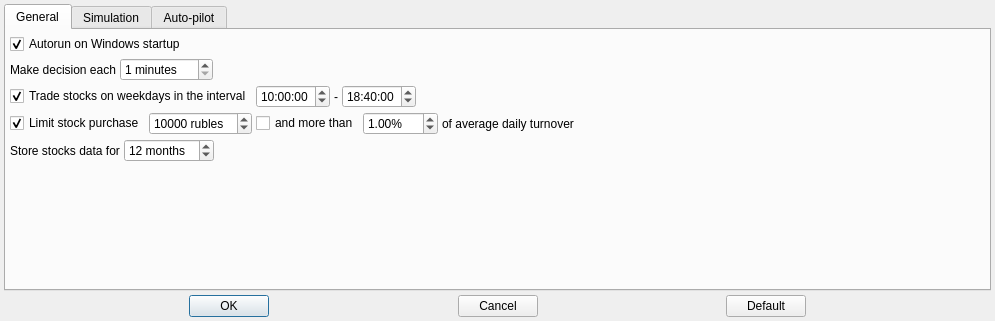
Qt form app/src/dialogs/settingsdialog/settingsdialog.ui (Gris87/TInvestor) before a commit.
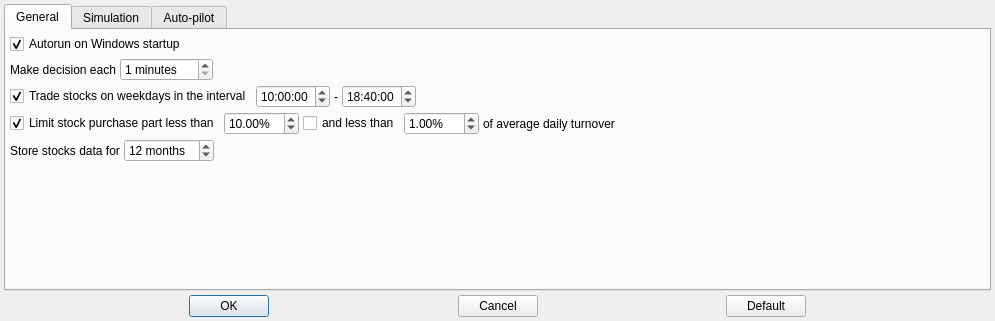
The same form after that commit.

Commit message: Limit purchase base on part

The edit to the form file:
```diff
--- a/app/src/dialogs/settingsdialog/settingsdialog.ui
+++ b/app/src/dialogs/settingsdialog/settingsdialog.ui
@@ -171,7 +171,7 @@
          <item>
           <widget class="QCheckBox" name="limitStockPurchaseCheckBox">
            <property name="text">
-            <string>Limit stock purchase</string>
+            <string>Limit stock purchase part less than</string>
            </property>
            <property name="checked">
             <bool>true</bool>
@@ -197,25 +197,25 @@
              <number>0</number>
             </property>
             <item>
-             <widget class="QSpinBox" name="amountOfStockPurchaseSpinBox">
+             <widget class="QDoubleSpinBox" name="limitStockPurchasePartDoubleSpinBox">
               <property name="suffix">
-               <string> rubles</string>
-              </property>
-              <property name="minimum">
-               <number>1</number>
+               <string notr="true">%</string>
               </property>
               <property name="maximum">
-               <number>100000000</number>
+               <double>100.000000000000000</double>
+              </property>
+              <property name="singleStep">
+               <double>0.100000000000000</double>
               </property>
               <property name="value">
-               <number>10000</number>
+               <double>10.000000000000000</double>
               </property>
              </widget>
             </item>
             <item>
              <widget class="QCheckBox" name="limitByTurnoverCheckBox">
               <property name="text">
-               <string>and more than</string>
+               <string>and less than</string>
               </property>
              </widget>
             </item>
```
The commit also changes 13 other files.
